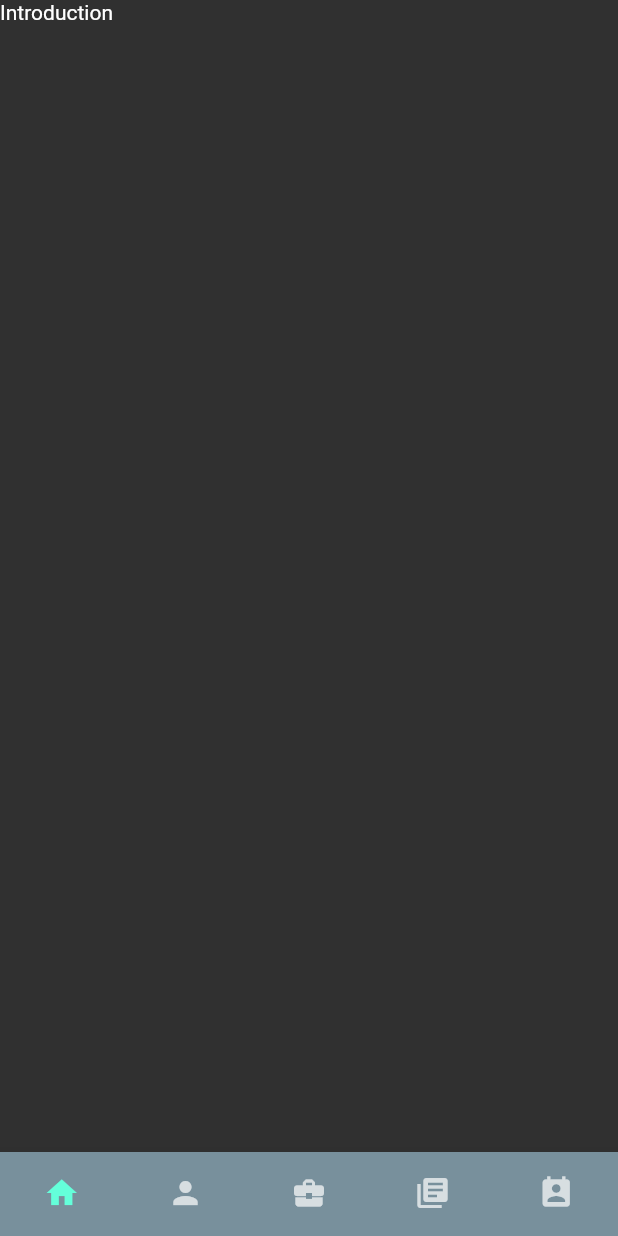
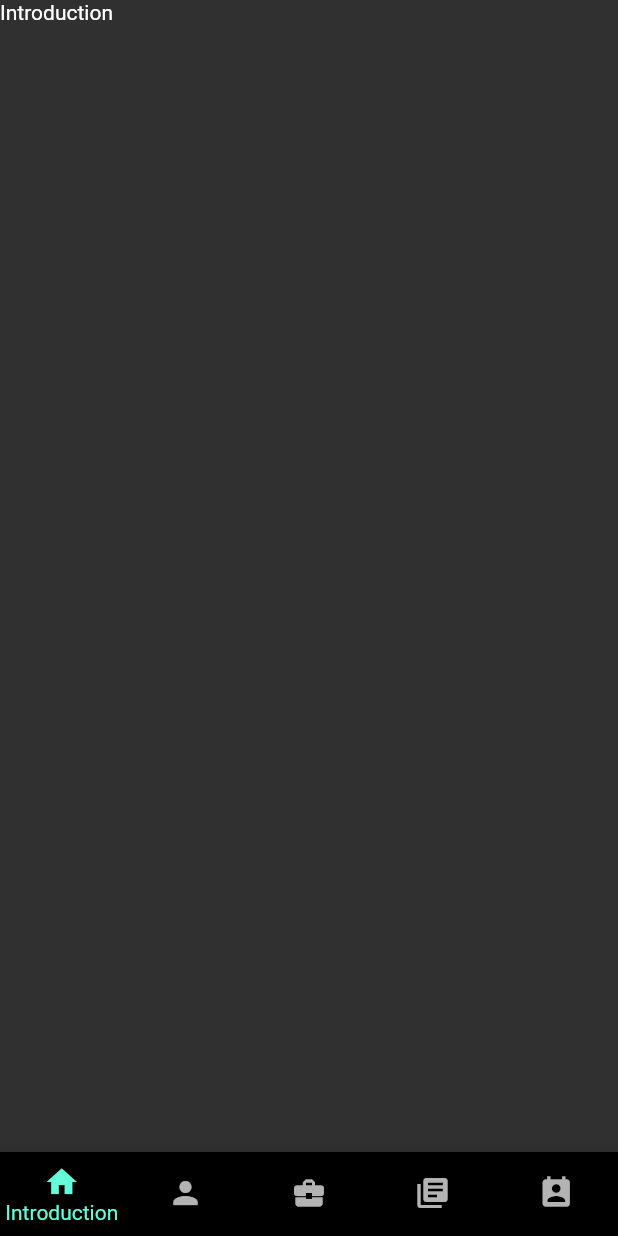
Before and after one commit to AbdulBaseetShabi/Mobile_Updater, a Flutter app: the screen it shows after launch, on a phone screen of 412 x 824 dp. Run offline on Flutter 3.47's test engine with Material 2 defaults, Android fonts, the phone set to English and light mode, and no system bars.

```diff
--- a/lib/widgets/navigation.dart
+++ b/lib/widgets/navigation.dart
@@ -30,22 +30,19 @@ class _NavigationState extends State<Navigation> {
 
   @override
   Widget build(BuildContext context) {
-    // TODO: implement build
     return Scaffold(
-      body: SingleChildScrollView(
-        child: _navPages[_currentNavigation],
-        scrollDirection: Axis.vertical,
-      ),
+      body: _navPages[_currentNavigation],
       bottomNavigationBar: BottomNavigationBar(
         type: BottomNavigationBarType.fixed,
         items: _navItems,
+        currentIndex: _currentNavigation,
         onTap: (index) {
           setState(() {
             _currentNavigation = index;
           });
         },
-        backgroundColor: Colors.blueGrey[400],
-        showSelectedLabels: false,
+        backgroundColor: Colors.black,
+        showSelectedLabels: true,
         showUnselectedLabels: false,
       ),
     );
```
